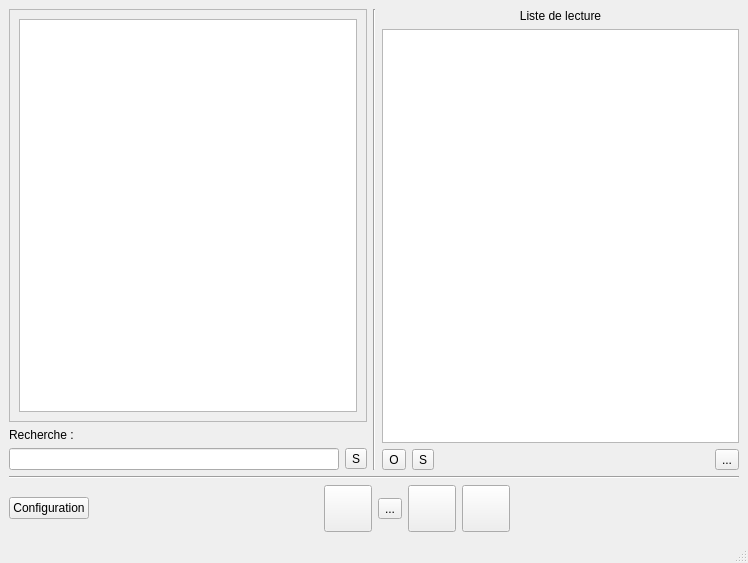
Before: the Qt Designer form GuiliGuili/GuiliGuili.ui in Toyunda/toyunda, drawn with Qt 5.
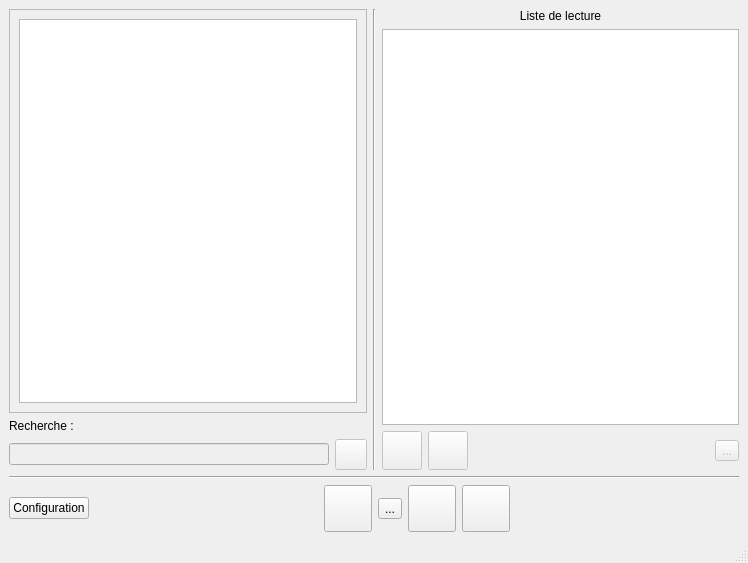
After: the same form once the commit is applied. Icons and pictures are not drawn.

What changed in the file:
```diff
--- a/GuiliGuili/GuiliGuili.ui
+++ b/GuiliGuili/GuiliGuili.ui
@@ -35,7 +35,7 @@
                <x>0</x>
                <y>0</y>
                <width>350</width>
-               <height>407</height>
+               <height>397</height>
               </rect>
              </property>
              <layout class="QHBoxLayout" name="horizontalLayout_6">
@@ -66,12 +66,25 @@
           <item>
            <layout class="QHBoxLayout" name="horizontalLayout_5">
             <item>
-             <widget class="QLineEdit" name="searchInput"/>
+             <widget class="QLineEdit" name="searchInput">
+              <property name="enabled">
+               <bool>false</bool>
+              </property>
+             </widget>
             </item>
             <item>
              <widget class="QToolButton" name="searchButton">
+              <property name="enabled">
+               <bool>false</bool>
+              </property>
               <property name="text">
-               <string>S</string>
+               <string/>
+              </property>
+              <property name="iconSize">
+               <size>
+                <width>24</width>
+                <height>24</height>
+               </size>
               </property>
              </widget>
             </item>
@@ -124,15 +137,33 @@
            <layout class="QHBoxLayout" name="horizontalLayout">
             <item>
              <widget class="QToolButton" name="openPlaylistButton">
+              <property name="enabled">
+               <bool>false</bool>
+              </property>
               <property name="text">
-               <string>O</string>
+               <string/>
+              </property>
+              <property name="iconSize">
+               <size>
+                <width>32</width>
+                <height>32</height>
+               </size>
               </property>
              </widget>
             </item>
             <item>
              <widget class="QToolButton" name="savePlaylistButton">
+              <property name="enabled">
+               <bool>false</bool>
+              </property>
               <property name="text">
-               <string>S</string>
+               <string/>
+              </property>
+              <property name="iconSize">
+               <size>
+                <width>32</width>
+                <height>32</height>
+               </size>
               </property>
              </widget>
             </item>
@@ -151,6 +182,9 @@
             </item>
             <item>
              <widget class="QToolButton" name="clearPlaylistButton">
+              <property name="enabled">
+               <bool>false</bool>
+              </property>
               <property name="text">
                <string>...</string>
               </property>
```
